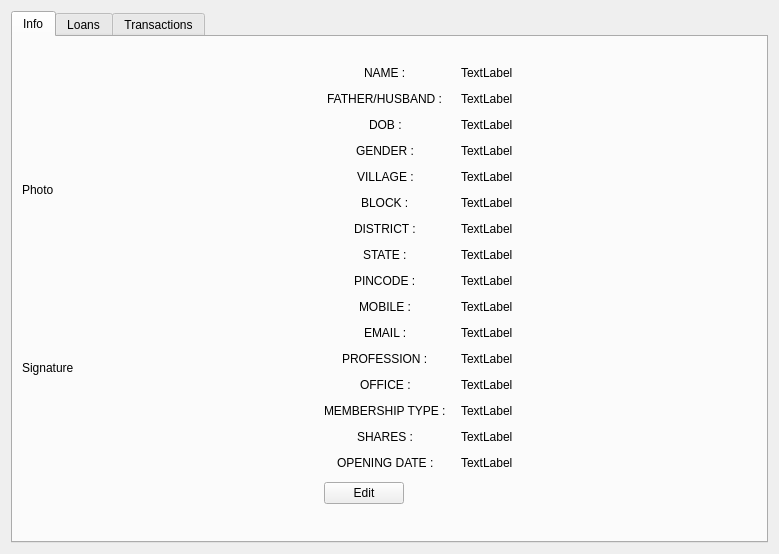
akhilesh26/CSMS, file Pages/UI/memberPage.ui: the form before one commit.
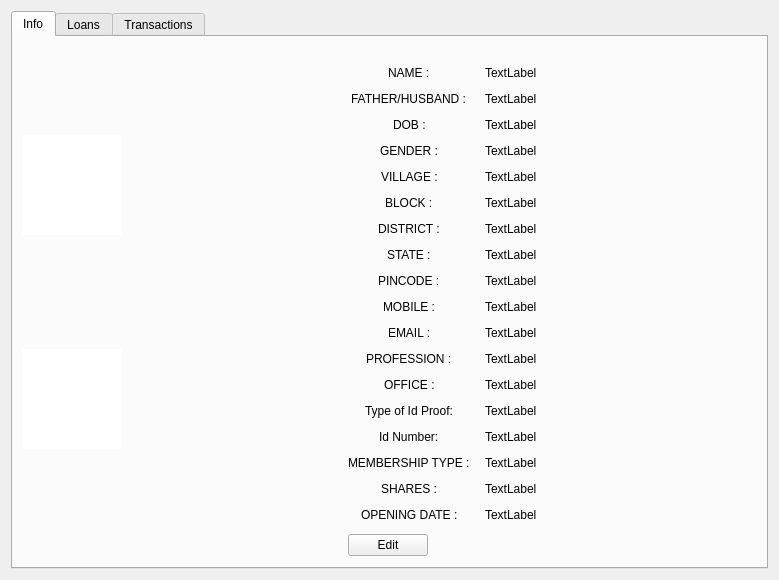
The form after the commit.

What changed in the file:
```diff
--- a/Pages/UI/memberPage.ui
+++ b/Pages/UI/memberPage.ui
@@ -7,7 +7,7 @@
     <x>0</x>
     <y>0</y>
     <width>779</width>
-    <height>554</height>
+    <height>577</height>
    </rect>
   </property>
   <property name="windowTitle">
@@ -41,8 +41,26 @@
          </item>
          <item>
           <widget class="QLabel" name="label_photo">
+           <property name="minimumSize">
+            <size>
+             <width>100</width>
+             <height>100</height>
+            </size>
+           </property>
+           <property name="maximumSize">
+            <size>
+             <width>100</width>
+             <height>100</height>
+            </size>
+           </property>
+           <property name="styleSheet">
+            <string notr="true">background-color: white;</string>
+           </property>
            <property name="text">
-            <string>Photo</string>
+            <string/>
+           </property>
+           <property name="scaledContents">
+            <bool>true</bool>
            </property>
           </widget>
          </item>
@@ -74,8 +92,27 @@
          </item>
          <item>
           <widget class="QLabel" name="label_signature">
+           <property name="minimumSize">
+            <size>
+             <width>100</width>
+             <height>100</height>
+            </size>
+           </property>
+           <property name="maximumSize">
+            <size>
+             <width>100</width>
+             <height>100</height>
+            </size>
+           </property>
+           <property name="styleSheet">
+            <string notr="true">background-color: white;
+</string>
+           </property>
            <property name="text">
-            <string>Signature</string>
+            <string/>
+           </property>
+           <property name="scaledContents">
+            <bool>true</bool>
            </property>
           </widget>
          </item>
@@ -322,55 +359,83 @@
            </property>
           </widget>
          </item>
-         <item row="13" column="0">
+         <item row="15" column="0">
           <widget class="QLabel" name="label_membershipType">
            <property name="text">
             <string>MEMBERSHIP TYPE :</string>
            </property>
           </widget>
          </item>
-         <item row="13" column="1">
+         <item row="15" column="1">
           <widget class="QLabel" name="label_membershipTypeField">
            <property name="text">
             <string>TextLabel</string>
            </property>
           </widget>
          </item>
-         <item row="14" column="0">
+         <item row="16" column="0">
           <widget class="QLabel" name="label_shares">
            <property name="text">
             <string>SHARES :</string>
            </property>
           </widget>
          </item>
-         <item row="14" column="1">
+         <item row="16" column="1">
           <widget class="QLabel" name="label_sharesField">
            <property name="text">
             <string>TextLabel</string>
            </property>
           </widget>
          </item>
-         <item row="15" column="0">
+         <item row="17" column="0">
           <widget class="QLabel" name="label_openingDate">
            <property name="text">
             <string>OPENING DATE :</string>
            </property>
           </widget>
          </item>
-         <item row="15" column="1">
+         <item row="17" column="1">
           <widget class="QLabel" name="label_openingDateField">
            <property name="text">
             <string>TextLabel</string>
            </property>
           </widget>
          </item>
-         <item row="16" column="0">
+         <item row="18" column="0">
           <widget class="QPushButton" name="editButton">
            <property name="text">
             <string>Edit</string>
            </property>
           </widget>
          </item>
+         <item row="13" column="0">
+          <widget class="QLabel" name="label">
+           <property name="text">
+            <string>Type of Id Proof:</string>
+           </property>
+          </widget>
+         </item>
+         <item row="13" column="1">
+          <widget class="QLabel" name="label_idProof">
+           <property name="text">
+            <string>TextLabel</string>
+           </property>
+          </widget>
+         </item>
+         <item row="14" column="0">
+          <widget class="QLabel" name="label_2">
+           <property name="text">
+            <string>Id Number:</string>
+           </property>
+          </widget>
+         </item>
+         <item row="14" column="1">
+          <widget class="QLabel" name="label_idNumber">
+           <property name="text">
+            <string>TextLabel</string>
+           </property>
+          </widget>
+         </item>
         </layout>
        </item>
        <item>
```
